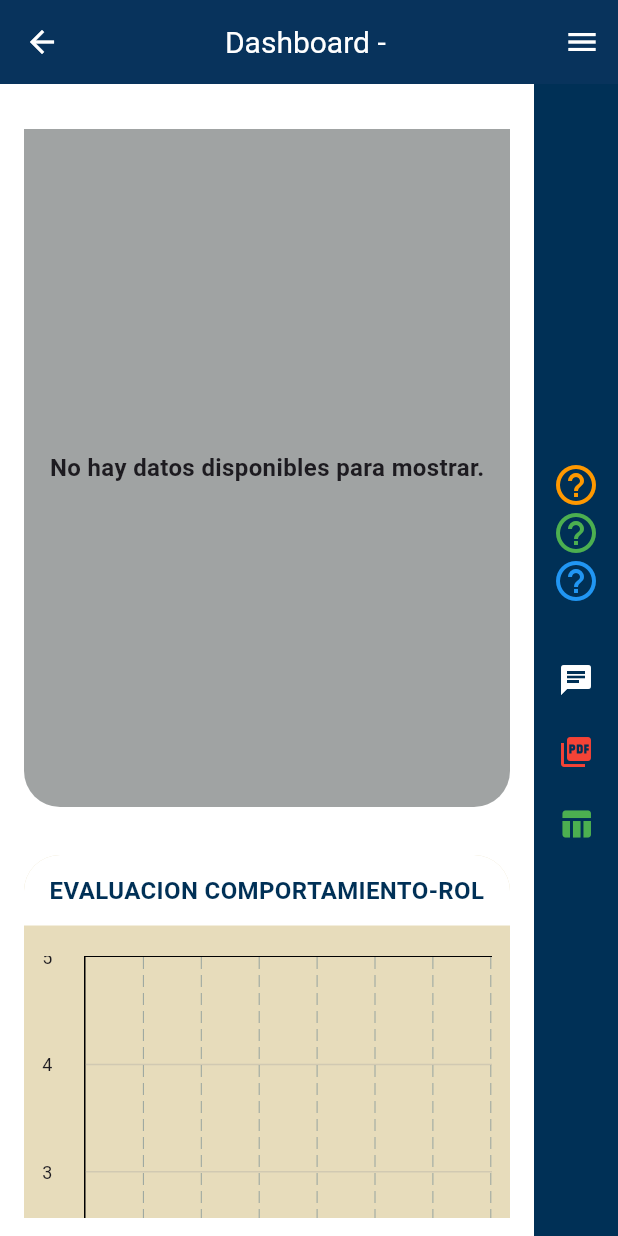
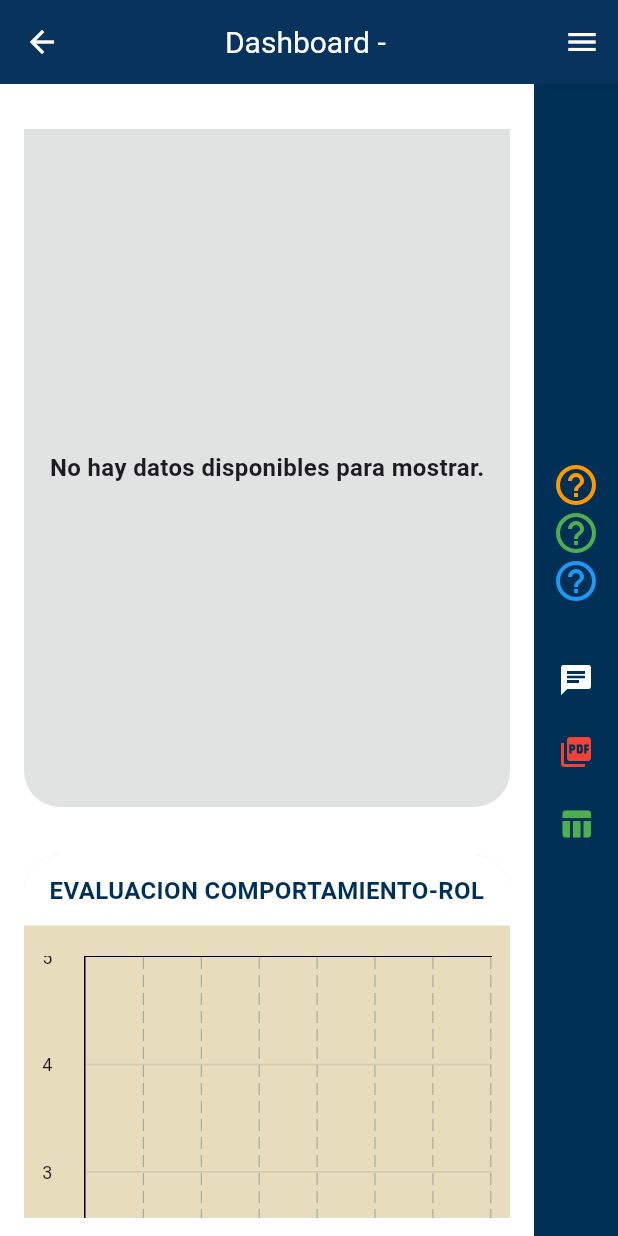
Before and after one commit to RaulCan0/proyectrcb-cambio-logica, a Flutter app: the DashboardScreen screen opened directly with empty values, scrolled down 576 dp, on a phone screen of 412 x 824 dp. Run offline on Flutter 3.47's test engine with Material 3 defaults, Android fonts, the phone set to English and light mode, and no system bars; drawn by our look-alikes of fl_chart; our stand-ins replace file_picker, fluentui_system_icons, flutter_local_notifications, flutter_riverpod, get_it, google_fonts and 7 more; missing offline and left inert: excel, file_selector; accounts and stored records are empty.

Commit message:
Implement structural updates and optimizations across multiple modules

```diff
--- a/assets/estructura_base.json
+++ b/assets/estructura_base.json
@@ -95,7 +95,7 @@
           "nombre": "Asegurar la Calidad en la Fuente",
           "comportamientos": [
             {
-              "nombre": "A prueba de Errores",
+              "nombre": "A Prueba de Errores",
               "descripcion": "Nuestros procesos están diseñados para prevenir, revelar y resolver de inmediato cualquier problema."
             },
             {
--- a/lib/evaluacion/screens/comportamiento_evaluacion_screen.dart
+++ b/lib/evaluacion/screens/comportamiento_evaluacion_screen.dart
@@ -31,7 +31,7 @@ const Map<String, String> sistemasRecomendadosPorComportamiento = {
   "Comprender": "Solución de Problemas, Gestión Visual",
   "Diseño": "Sistemas de Mejora, Gestión Visual",
   "Atribución": "Sistemas de Mejora, Solución de Problemas",
-  "A prueba de Errores": "Sistemas de Mejora, Solución de Problemas",
+  "A Prueba de Errores": "Sistemas de Mejora, Solución de Problemas",
   "Propiedad": "Sistemas de Mejora, Solución de Problemas",
   "Conectar": "Sistemas de Mejora",
   "Ininterrumpido": "Planificación y Programación, Sistemas de Mejora",
@@ -537,7 +537,7 @@ class _ComportamientoEvaluacionScreenState
               style: TextStyle(
                 color: const Color(0xFF003056),
                 fontSize: 13 * scaleFactor,
-                fontStyle: FontStyle.italic,
+                fontWeight: FontWeight.bold,
               ),
               maxLines: 1,
               overflow: TextOverflow.ellipsis,
--- a/lib/evaluacion/screens/dashboard_screen.dart
+++ b/lib/evaluacion/screens/dashboard_screen.dart
@@ -1009,11 +1009,11 @@ reporteData.add(
                       child: MultiRingChart(
                         puntosObtenidos: _buildMultiringData(),
                         isDetail: false,
-                      ), color: const Color.fromARGB(255, 171, 172, 173), title: 'PROGRESO DIMENSION-ROL',
+                      ), color: const Color.fromARGB(255, 218, 221, 221), title: 'PROGRESO DIMENSION',
                     ),
 
                   _buildChartContainer(
-                    color: const Color.fromARGB(255, 160, 163, 163),
+                    color: const Color.fromARGB(255, 225, 226, 226),
                     child: ScatterBubbleChart(
                       key: ValueKey('scatter_${DateTime.now().millisecondsSinceEpoch}'),
                       data: _buildScatterData(),
@@ -1057,7 +1057,7 @@ reporteData.add(
               children: [
                 const SizedBox(width: 16),
                 Tooltip(
-                  message: 'Gerente',
+                  message: 'Ejecutivo',
                   child: Icon(
                     Icons.help_outline,
                     color: Colors.orange,
--- a/lib/evaluacion/services/pdf.dart
+++ b/lib/evaluacion/services/pdf.dart
@@ -149,9 +149,9 @@ class ReportePdfService {
         children: [
           pw.Expanded(flex: 1, child: pw.Text(nivel, style: style, textAlign: pw.TextAlign.center)),
           pw.Expanded(flex: 1, child: pw.Text(promedio, style: style, textAlign: pw.TextAlign.center)),
-          pw.Expanded(flex: 6, child: pw.Text(interp, style: style)),
-          pw.Expanded(flex: 6, child: pw.Text(benchmark, style: style)),
-          pw.Expanded(flex: 1, child: plano(sistemas)),
+          pw.Expanded(flex: 5, child: pw.Text(interp, style: style)),
+          pw.Expanded(flex: 5, child: pw.Text(benchmark, style: style)),
+          pw.Expanded(flex: 2, child: plano(sistemas)),
           pw.Expanded(flex: 1, child: plano(hallazgos)),
         ],
       ),
```
Also changed, not shown: lib/evaluacion/charts/horizontal_bar_systems_chart.dart (+4 -4 lines), lib/evaluacion/widgets/termometro.dart (+9 -8 lines), assets/plantilla.webp (deleted), 5 other files.
